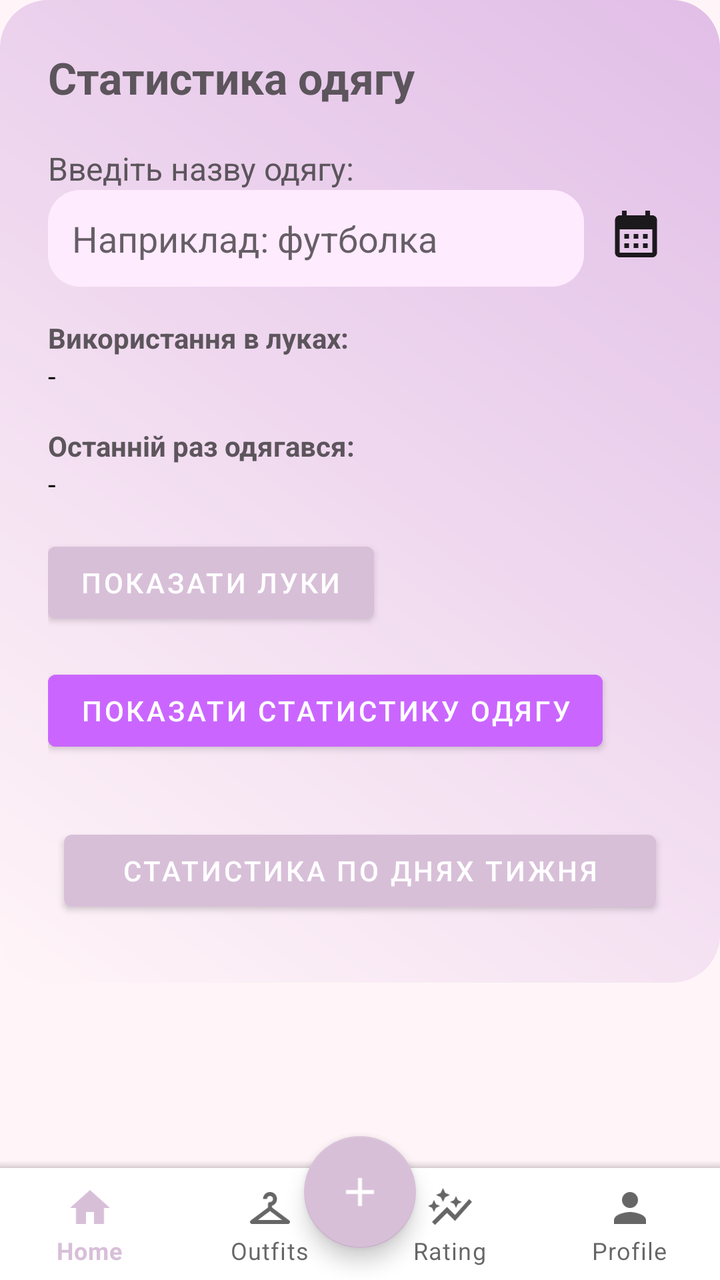
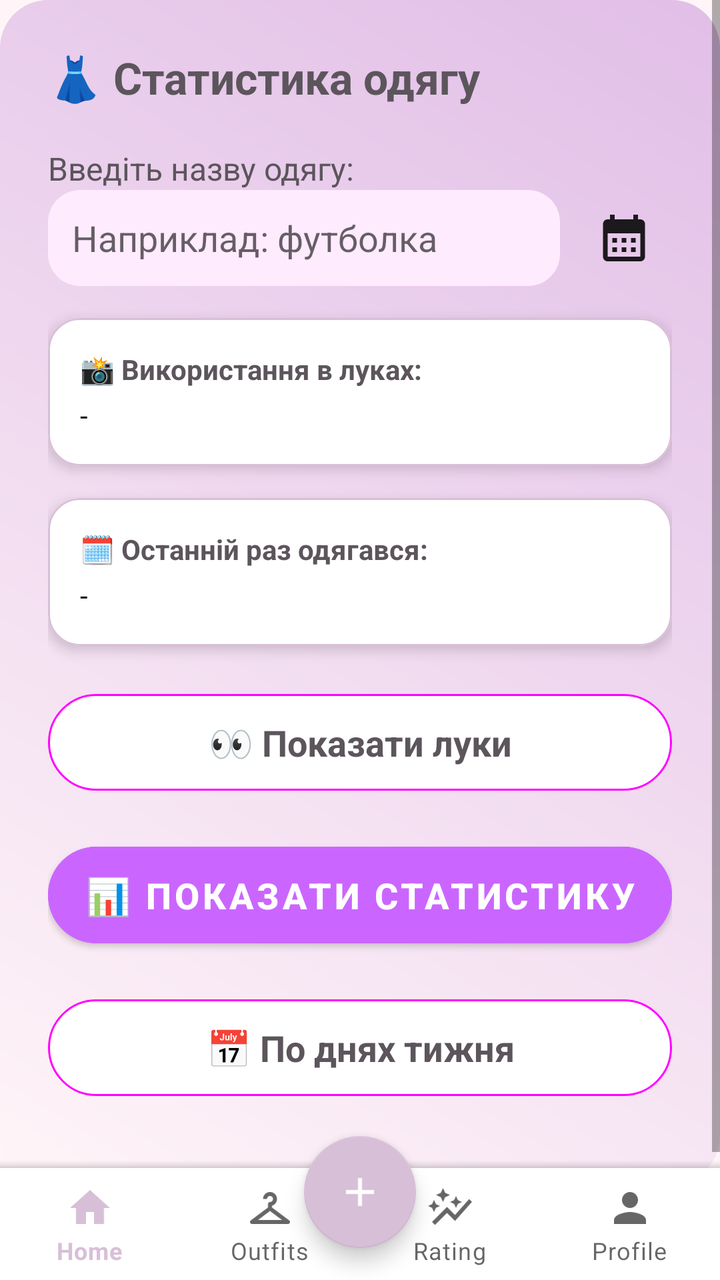

Before-and-after screenshots of an Android layout around one commit, followed by the original layout XML and the change that was made.
<!-- AndroidManifest.xml: application theme Theme.CreateWardrobe -->
<!-- res/layout/activity_rating.xml -->
<?xml version="1.0" encoding="utf-8"?>
<androidx.constraintlayout.widget.ConstraintLayout xmlns:android="http://schemas.android.com/apk/res/android"
    xmlns:app="http://schemas.android.com/apk/res-auto"
    xmlns:tools="http://schemas.android.com/tools"
    android:id="@+id/main"
    android:layout_width="match_parent"
    android:layout_height="match_parent"
    android:background="@color/pink_light"
    tools:context=".Rating">

    <ScrollView
        android:id="@+id/scrollView2"
        android:layout_width="0dp"
        android:layout_height="0dp"
        app:layout_constraintTop_toTopOf="parent"
        app:layout_constraintBottom_toTopOf="@+id/bottom_app_bar"
        app:layout_constraintStart_toStartOf="parent"
        app:layout_constraintEnd_toEndOf="parent">

        <LinearLayout
            android:layout_width="match_parent"
            android:layout_height="wrap_content"
            android:orientation="vertical"
            android:padding="24dp"
            android:background="@drawable/rounded_pink_box">

            <TextView
                android:layout_width="wrap_content"
                android:layout_height="wrap_content"
                android:text="Статистика одягу"
                android:textSize="22sp"
                android:textStyle="bold"
                android:textColor="@color/pink_dark"
                android:layout_marginBottom="20dp" />

            <TextView
                android:layout_width="wrap_content"
                android:layout_height="wrap_content"
                android:text="Введіть назву одягу:"
                android:textSize="16sp"
                android:textColor="@color/pink_dark" />

            <LinearLayout
                android:layout_width="match_parent"
                android:layout_height="wrap_content"
                android:orientation="horizontal"
                android:layout_marginBottom="16dp">

                <AutoCompleteTextView
                    android:id="@+id/editTextItemId"
                    android:layout_width="0dp"
                    android:layout_height="wrap_content"
                    android:layout_weight="1"
                    android:hint="Наприклад: футболка"
                    android:minHeight="48dp"
                    android:background="@drawable/rounded_edittext"
                    android:paddingStart="12dp"
                    android:paddingTop="12dp"
                    android:paddingBottom="12dp"
                    android:textColor="@color/black"
                    android:completionThreshold="1"
                    android:layout_marginEnd="8dp" />

                <ImageView
                    android:id="@+id/categoryCalendarIcon"
                    android:layout_width="36dp"
                    android:layout_height="36dp"
                    android:background="@android:color/transparent"
                    android:clickable="true"
                    android:focusable="true"
                    android:padding="4dp"
                    android:src="@drawable/baseline_calendar_month_24"
                    android:layout_marginTop="4dp" tools:ignore="SpeakableTextPresentCheck,TouchTargetSizeCheck" />

            </LinearLayout>

            <TextView
                android:layout_width="wrap_content"
                android:layout_height="wrap_content"
                android:text="Використання в луках:"
                android:textStyle="bold"
                android:textColor="@color/pink_dark" />

            <TextView
                android:id="@+id/textViewItemLooks"
                android:layout_width="wrap_content"
                android:layout_height="wrap_content"
                android:text="-"
                android:layout_marginBottom="16dp"
                android:textColor="@color/black" />

            <TextView
                android:layout_width="wrap_content"
                android:layout_height="wrap_content"
                android:text="Останній раз одягався:"
                android:textStyle="bold"
                android:textColor="@color/pink_dark" />

            <TextView
                android:id="@+id/textViewLastWornDate"
                android:layout_width="wrap_content"
                android:layout_height="wrap_content"
                android:text="-"
                android:layout_marginBottom="16dp"
                android:textColor="@color/black" />



            <Button
                android:id="@+id/buttonShowOutfitUsage"
                android:layout_width="wrap_content"
                android:layout_height="wrap_content"
                android:text="Показати луки"
                android:backgroundTint="@color/pink"
                android:textColor="@android:color/white"
                android:layout_marginBottom="16dp" />

            <Button
                android:id="@+id/buttonShowItemStats"
                android:layout_width="wrap_content"
                android:layout_height="wrap_content"
                android:text="Показати статистику одягу"
                android:backgroundTint="@color/pink_accent"
                android:textColor="@android:color/white"
                android:layout_marginBottom="24dp" />
            <Button
                android:id="@+id/btnWeeklyStats"
                android:layout_width="match_parent"
                android:layout_height="wrap_content"
                android:text="Статистика по днях тижня"
                android:layout_margin="8dp"/>

            <LinearLayout
                android:id="@+id/chartContainer"
                android:layout_width="match_parent"
                android:layout_height="wrap_content"
                android:orientation="vertical" />

        </LinearLayout>
    </ScrollView>

    <com.google.android.material.floatingactionbutton.FloatingActionButton
        android:id="@+id/fab"
        android:layout_width="wrap_content"
        android:layout_height="wrap_content"
        android:layout_margin="16dp"
        android:clickable="true"
        android:focusable="true"
        app:backgroundTint="@color/pink"
        app:layout_anchor="@id/bottom_app_bar"
        app:layout_anchorGravity="center"
        app:layout_constraintBottom_toBottomOf="parent"
        app:layout_constraintEnd_toEndOf="parent"
        app:layout_constraintStart_toStartOf="parent"
        app:srcCompat="@drawable/baseline_add_24"
        app:tint="@color/white"
        tools:ignore="SpeakableTextPresentCheck" />

    <com.google.android.material.bottomappbar.BottomAppBar

        android:id="@+id/bottom_app_bar"
        android:layout_width="match_parent"
        android:layout_height="wrap_content"
        android:background="@color/white"
        app:contentInsetEnd="0dp"
        app:contentInsetStart="0dp"
        app:fabCradleMargin="10dp"
        app:fabCradleRoundedCornerRadius="50dp"
        app:layout_constraintBottom_toBottomOf="parent"
        app:layout_constraintEnd_toEndOf="parent"
        app:layout_constraintStart_toStartOf="parent"
        tools:ignore="BottomAppBar">

        <com.google.android.material.bottomnavigation.BottomNavigationView
            android:id="@+id/bottom_navigation"
            android:layout_width="match_parent"
            android:layout_height="wrap_content"
            android:background="@android:color/white"
            app:itemRippleColor="@android:color/transparent"
            app:labelVisibilityMode="labeled"
            app:menu="@menu/bottom_menu" />
    </com.google.android.material.bottomappbar.BottomAppBar>
</androidx.constraintlayout.widget.ConstraintLayout>
<!-- resources referenced by this layout -->
<resources>
  <color name="black">#FF000000</color>
  <color name="pink">#D8BFD8</color>
  <color name="pink_accent">#ca66ff</color>
  <color name="pink_dark">#5c555c</color>
  <color name="pink_light">#FFF5F8</color>
  <color name="white">#FFFFFFFF</color>
  <!-- drawable baseline_add_24 (drawable) -->
  <vector xmlns:android="http://schemas.android.com/apk/res/android" android:height="24dp" android:tint="#000000" android:viewportHeight="24" android:viewportWidth="24" android:width="24dp">
        
      <path android:fillColor="@android:color/white" android:pathData="M19,13h-6v6h-2v-6H5v-2h6V5h2v6h6v2z"/>
      
  </vector>
  <!-- drawable baseline_calendar_month_24 (drawable) -->
  <vector xmlns:android="http://schemas.android.com/apk/res/android" android:alpha="0.88" android:height="24dp" android:tint="#000000" android:viewportHeight="24" android:viewportWidth="24" android:width="24dp">
  
      <path android:fillColor="@android:color/white" android:pathData="M19,4h-1V2h-2v2H8V2H6v2H5C3.89,4 3.01,4.9 3.01,6L3,20c0,1.1 0.89,2 2,2h14c1.1,0 2,-0.9 2,-2V6C21,4.9 20.1,4 19,4zM19,20H5V10h14V20zM9,14H7v-2h2V14zM13,14h-2v-2h2V14zM17,14h-2v-2h2V14zM9,18H7v-2h2V18zM13,18h-2v-2h2V18zM17,18h-2v-2h2V18z"/>
  
  </vector>
  <!-- drawable rounded_edittext (drawable) -->
  <shape xmlns:android="http://schemas.android.com/apk/res/android"
      android:shape="rectangle">
      <solid android:color="@color/peach" />
      <corners android:radius="16dp" />
      <padding android:left="12dp" android:top="12dp" android:right="12dp" android:bottom="12dp" />
  </shape>
  <!-- drawable rounded_pink_box (drawable) -->
  <shape xmlns:android="http://schemas.android.com/apk/res/android"
      android:shape="rectangle">
      <gradient
          android:startColor="@color/pink_light"
          android:endColor="@color/lavender"
          android:angle="45"/>
      <corners android:radius="24dp" />
      <padding android:left="16dp" android:top="16dp" android:right="16dp" android:bottom="16dp" />
  </shape>
  <style name="Theme.CreateWardrobe" parent="Base.Theme.CreateWardrobe" />
  <color name="peach">#ffebfe</color>
  <color name="lavender">#E1BEE7</color>
  <style name="Base.Theme.CreateWardrobe" parent="Theme.MaterialComponents.DayNight.NoActionBar">
          <item name="colorPrimary">@color/pink</item>
          <item name="colorPrimaryVariant">@color/pink</item>
          <item name="colorOnPrimary">@android:color/white</item>
      </style>
</resources>

<!-- the commit's change to res/layout/activity_rating.xml (unified diff, before → after) -->
@@ -1,5 +1,6 @@
 <?xml version="1.0" encoding="utf-8"?>
-<androidx.constraintlayout.widget.ConstraintLayout xmlns:android="http://schemas.android.com/apk/res/android"
+<androidx.constraintlayout.widget.ConstraintLayout
+    xmlns:android="http://schemas.android.com/apk/res/android"
     xmlns:app="http://schemas.android.com/apk/res-auto"
     xmlns:tools="http://schemas.android.com/tools"
     android:id="@+id/main"
@@ -7,6 +8,7 @@
     android:layout_height="match_parent"
     android:background="@color/pink_light"
     tools:context=".Rating">
+
 
     <ScrollView
         android:id="@+id/scrollView2"
@@ -24,14 +26,16 @@
             android:padding="24dp"
             android:background="@drawable/rounded_pink_box">
 
+
             <TextView
                 android:layout_width="wrap_content"
                 android:layout_height="wrap_content"
-                android:text="Статистика одягу"
+                android:text="👗 Статистика одягу"
                 android:textSize="22sp"
                 android:textStyle="bold"
                 android:textColor="@color/pink_dark"
                 android:layout_marginBottom="20dp" />
+
 
             <TextView
                 android:layout_width="wrap_content"
@@ -49,95 +53,166 @@
                 <AutoCompleteTextView
                     android:id="@+id/editTextItemId"
                     android:layout_width="0dp"
-                    android:layout_height="wrap_content"
+                    android:layout_height="48dp"
                     android:layout_weight="1"
                     android:hint="Наприклад: футболка"
-                    android:minHeight="48dp"
                     android:background="@drawable/rounded_edittext"
                     android:paddingStart="12dp"
-                    android:paddingTop="12dp"
-                    android:paddingBottom="12dp"
+                    android:paddingEnd="12dp"
                     android:textColor="@color/black"
                     android:completionThreshold="1"
                     android:layout_marginEnd="8dp" />
 
                 <ImageView
                     android:id="@+id/categoryCalendarIcon"
-                    android:layout_width="36dp"
-                    android:layout_height="36dp"
-                    android:background="@android:color/transparent"
+                    android:layout_width="48dp"
+                    android:layout_height="48dp"
+                    android:src="@drawable/baseline_calendar_month_24"
+                    android:padding="10dp"
+                    android:background="?attr/selectableItemBackgroundBorderless"
+                    android:contentDescription="Календар"
                     android:clickable="true"
-                    android:focusable="true"
-                    android:padding="4dp"
-                    android:src="@drawable/baseline_calendar_month_24"
-                    android:layout_marginTop="4dp" tools:ignore="SpeakableTextPresentCheck,TouchTargetSizeCheck" />
-
+                    android:focusable="true" />
             </LinearLayout>
 
-            <TextView
-                android:layout_width="wrap_content"
-                android:layout_height="wrap_content"
-                android:text="Використання в луках:"
-                android:textStyle="bold"
-                android:textColor="@color/pink_dark" />
-
-            <TextView
-                android:id="@+id/textViewItemLooks"
-                android:layout_width="wrap_content"
-                android:layout_height="wrap_content"
-                android:text="-"
+
+            <com.google.android.material.card.MaterialCardView
+                android:layout_width="match_parent"
+                android:layout_height="wrap_content"
                 android:layout_marginBottom="16dp"
-                android:textColor="@color/black" />
-
-            <TextView
-                android:layout_width="wrap_content"
-                android:layout_height="wrap_content"
-                android:text="Останній раз одягався:"
-                android:textStyle="bold"
-                android:textColor="@color/pink_dark" />
-
-            <TextView
-                android:id="@+id/textViewLastWornDate"
-                android:layout_width="wrap_content"
-                android:layout_height="wrap_content"
-                android:text="-"
+                app:cardCornerRadius="16dp"
+                app:cardElevation="4dp"
+                app:strokeColor="@color/pink"
+                app:strokeWidth="1dp"
+                android:backgroundTint="@color/white">
+
+                <LinearLayout
+                    android:layout_width="match_parent"
+                    android:layout_height="wrap_content"
+                    android:orientation="vertical"
+                    android:padding="16dp">
+
+                    <TextView
+                        android:layout_width="wrap_content"
+                        android:layout_height="wrap_content"
+                        android:text="📸 Використання в луках:"
+                        android:textStyle="bold"
+                        android:textColor="@color/pink_dark" />
+
+                    <TextView
+                        android:id="@+id/textViewItemLooks"
+                        android:layout_width="wrap_content"
+                        android:layout_height="wrap_content"
+                        android:text="-"
+                        android:textColor="@color/black"
+                        android:layout_marginTop="4dp" />
+                </LinearLayout>
+            </com.google.android.material.card.MaterialCardView>
+
+
+            <com.google.android.material.card.MaterialCardView
+                android:layout_width="match_parent"
+                android:layout_height="wrap_content"
                 android:layout_marginBottom="16dp"
-                android:textColor="@color/black" />
-
-
-
-            <Button
+                app:cardCornerRadius="16dp"
+                app:cardElevation="4dp"
+                app:strokeColor="@color/pink"
+                app:strokeWidth="1dp"
+                android:backgroundTint="@color/white">
+
+                <LinearLayout
+                    android:layout_width="match_parent"
+                    android:layout_height="wrap_content"
+                    android:orientation="vertical"
+                    android:padding="16dp">
+
+                    <TextView
+                        android:layout_width="wrap_content"
+                        android:layout_height="wrap_content"
+                        android:text="🗓 Останній раз одягався:"
+                        android:textStyle="bold"
+                        android:textColor="@color/pink_dark" />
+
+                    <TextView
+                        android:id="@+id/textViewLastWornDate"
+                        android:layout_width="wrap_content"
+                        android:layout_height="wrap_content"
+                        android:text="-"
+                        android:textColor="@color/black"
+                        android:layout_marginTop="4dp" />
+                </LinearLayout>
+            </com.google.android.material.card.MaterialCardView>
+
+
+            <com.google.android.material.button.MaterialButton
                 android:id="@+id/buttonShowOutfitUsage"
-                android:layout_width="wrap_content"
-                android:layout_height="wrap_content"
-                android:text="Показати луки"
-                android:backgroundTint="@color/pink"
+                android:layout_width="match_parent"
+                android:layout_height="wrap_content"
+                android:text="👀 Показати луки"
+                android:textSize="18sp"
+                android:textStyle="bold"
+                android:textColor="@color/pink_dark"
+                android:icon="@drawable/baseline_visibility_24"
+                android:iconTint="@color/pink"
+                app:iconPadding="8dp"
+                android:padding="12dp"
+                android:backgroundTint="@android:color/white"
+                android:strokeColor="@color/pink"
+                android:insetTop="8dp"
+                android:insetBottom="8dp"
+                app:cornerRadius="28dp"
+                style="@style/Widget.Material3.Button.OutlinedButton"
+                android:layout_marginBottom="12dp" />
+
+
+
+
+            <com.google.android.material.button.MaterialButton
+                android:id="@+id/buttonShowItemStats"
+                android:layout_width="match_parent"
+                android:layout_height="wrap_content"
+                android:text="📊 Показати статистику"
+                android:textSize="18sp"
+                android:textStyle="bold"
                 android:textColor="@android:color/white"
-                android:layout_marginBottom="16dp" />
-
-            <Button
-                android:id="@+id/buttonShowItemStats"
-                android:layout_width="wrap_content"
-                android:layout_height="wrap_content"
-                android:text="Показати статистику одягу"
                 android:backgroundTint="@color/pink_accent"
-                android:textColor="@android:color/white"
-                android:layout_marginBottom="24dp" />
-            <Button
+                android:icon="@drawable/baseline_bar_chart_24"
+                android:iconTint="@android:color/white"
+                app:iconPadding="8dp"
+                android:padding="12dp"
+                android:insetTop="8dp"
+                android:insetBottom="8dp"
+                app:cornerRadius="28dp"
+                android:layout_marginBottom="12dp" />
+
+            <com.google.android.material.button.MaterialButton
                 android:id="@+id/btnWeeklyStats"
                 android:layout_width="match_parent"
                 android:layout_height="wrap_content"
-                android:text="Статистика по днях тижня"
-                android:layout_margin="8dp"/>
+                android:text="📅 По днях тижня"
+                android:textSize="18sp"
+                android:textStyle="bold"
+                android:textColor="@color/pink_dark"
+                android:icon="@drawable/baseline_calendar_today_24"
+                android:iconTint="@color/pink_dark"
+                app:iconPadding="8dp"
+                android:padding="12dp"
+                android:backgroundTint="@android:color/white"
+                android:strokeColor="@color/pink_dark"
+                android:insetTop="8dp"
+                android:insetBottom="8dp"
+                app:cornerRadius="28dp"
+                style="@style/Widget.Material3.Button.OutlinedButton"
+                android:layout_marginBottom="12dp" />
 
             <LinearLayout
                 android:id="@+id/chartContainer"
                 android:layout_width="match_parent"
                 android:layout_height="wrap_content"
                 android:orientation="vertical" />
-
         </LinearLayout>
     </ScrollView>
+
 
     <com.google.android.material.floatingactionbutton.FloatingActionButton
         android:id="@+id/fab"
@@ -157,7 +232,6 @@
         tools:ignore="SpeakableTextPresentCheck" />
 
     <com.google.android.material.bottomappbar.BottomAppBar
-
         android:id="@+id/bottom_app_bar"
         android:layout_width="match_parent"
         android:layout_height="wrap_content"
@@ -180,4 +254,5 @@
             app:labelVisibilityMode="labeled"
             app:menu="@menu/bottom_menu" />
     </com.google.android.material.bottomappbar.BottomAppBar>
+
 </androidx.constraintlayout.widget.ConstraintLayout>
<!-- resource entries referenced after the edit -->
@@ -12,12 +12,27 @@
       <path android:fillColor="@android:color/white" android:pathData="M19,13h-6v6h-2v-6H5v-2h6V5h2v6h6v2z"/>
       
   </vector>
+  <!-- drawable baseline_bar_chart_24 (drawable) -->
+  <?xml version="1.0" encoding="utf-8"?>
+  <selector xmlns:android="http://schemas.android.com/apk/res/android">
+  
+  </selector>
   <!-- drawable baseline_calendar_month_24 (drawable) -->
   <vector xmlns:android="http://schemas.android.com/apk/res/android" android:alpha="0.88" android:height="24dp" android:tint="#000000" android:viewportHeight="24" android:viewportWidth="24" android:width="24dp">
   
       <path android:fillColor="@android:color/white" android:pathData="M19,4h-1V2h-2v2H8V2H6v2H5C3.89,4 3.01,4.9 3.01,6L3,20c0,1.1 0.89,2 2,2h14c1.1,0 2,-0.9 2,-2V6C21,4.9 20.1,4 19,4zM19,20H5V10h14V20zM9,14H7v-2h2V14zM13,14h-2v-2h2V14zM17,14h-2v-2h2V14zM9,18H7v-2h2V18zM13,18h-2v-2h2V18zM17,18h-2v-2h2V18z"/>
   
   </vector>
+  <!-- drawable baseline_calendar_today_24 (drawable) -->
+  <?xml version="1.0" encoding="utf-8"?>
+  <selector xmlns:android="http://schemas.android.com/apk/res/android">
+    
+  </selector>
+  <!-- drawable baseline_visibility_24 (drawable) -->
+  <?xml version="1.0" encoding="utf-8"?>
+  <selector xmlns:android="http://schemas.android.com/apk/res/android">
+  
+  </selector>
   <!-- drawable rounded_edittext (drawable) -->
   <shape xmlns:android="http://schemas.android.com/apk/res/android"
       android:shape="rectangle">
